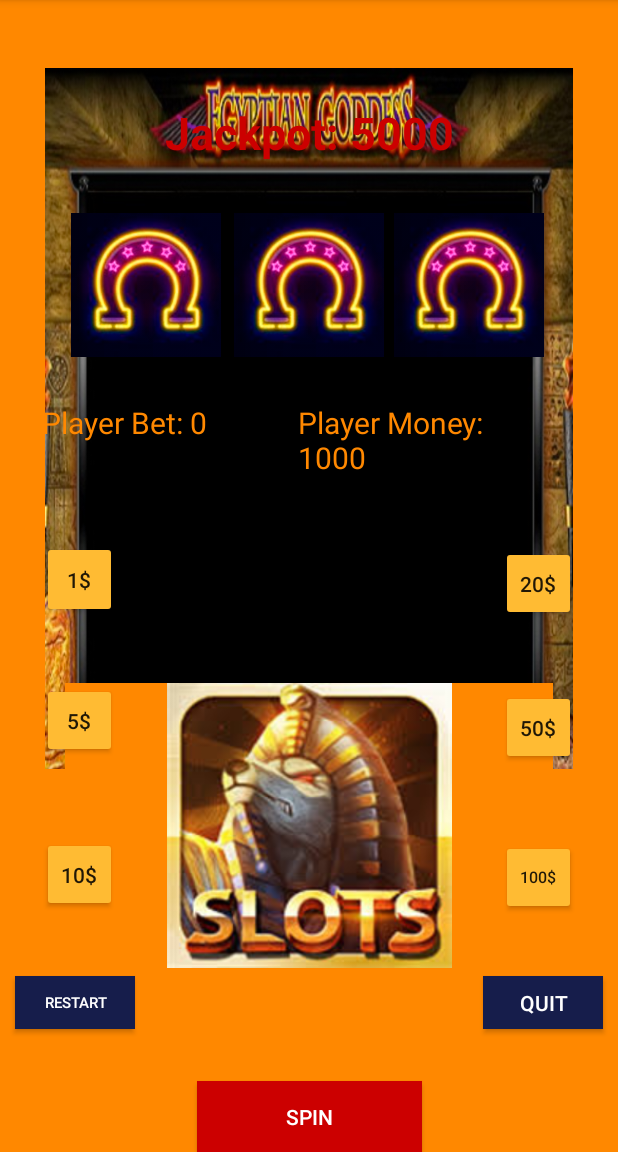
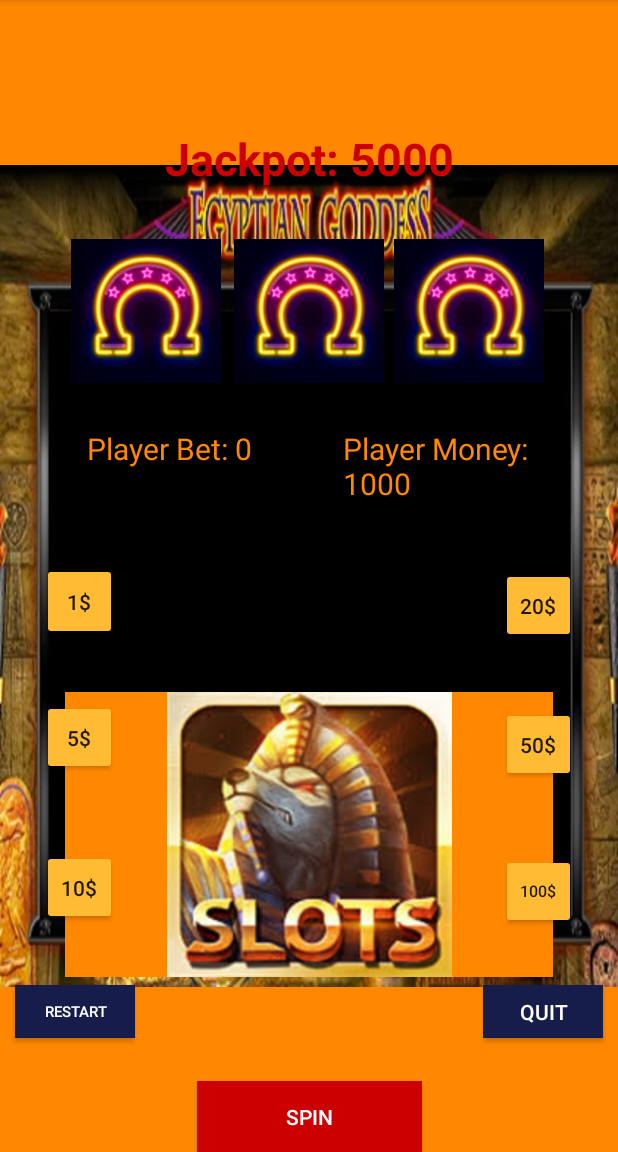
Before and after one commit to antoNanahJi/Android_SlotMachine_Game, an Android app: the screen it shows after launch (MainActivity), on a phone screen of 412 x 824 dp, the part 84-1236 px from its top. Run offline under Robolectric (Android 15) with nearby library versions, the light colour scheme and no system bars.

Commit message:
External document/Constraints
Fix some constraints/ finished writting external doc

```diff
--- a/PharaohSlots/app/src/main/res/layout/activity_main.xml
+++ b/PharaohSlots/app/src/main/res/layout/activity_main.xml
@@ -22,8 +22,8 @@
 
     <ImageView
         android:id="@+id/imageView6"
-        android:layout_width="352dp"
-        android:layout_height="wrap_content"
+        android:layout_width="0dp"
+        android:layout_height="0dp"
         app:layout_constraintBottom_toBottomOf="parent"
         app:layout_constraintEnd_toEndOf="parent"
         app:layout_constraintHorizontal_bias="0.503"
@@ -38,7 +38,7 @@
         android:layout_height="50dp"
         android:layout_marginEnd="100dp"
         android:layout_marginStart="100dp"
-        android:layout_marginTop="68dp"
+        android:layout_marginTop="85dp"
         android:text="Jackpot"
         android:textAlignment="center"
         android:textColor="@android:color/holo_red_dark"
```
Also changed, not shown: 2 other files.
